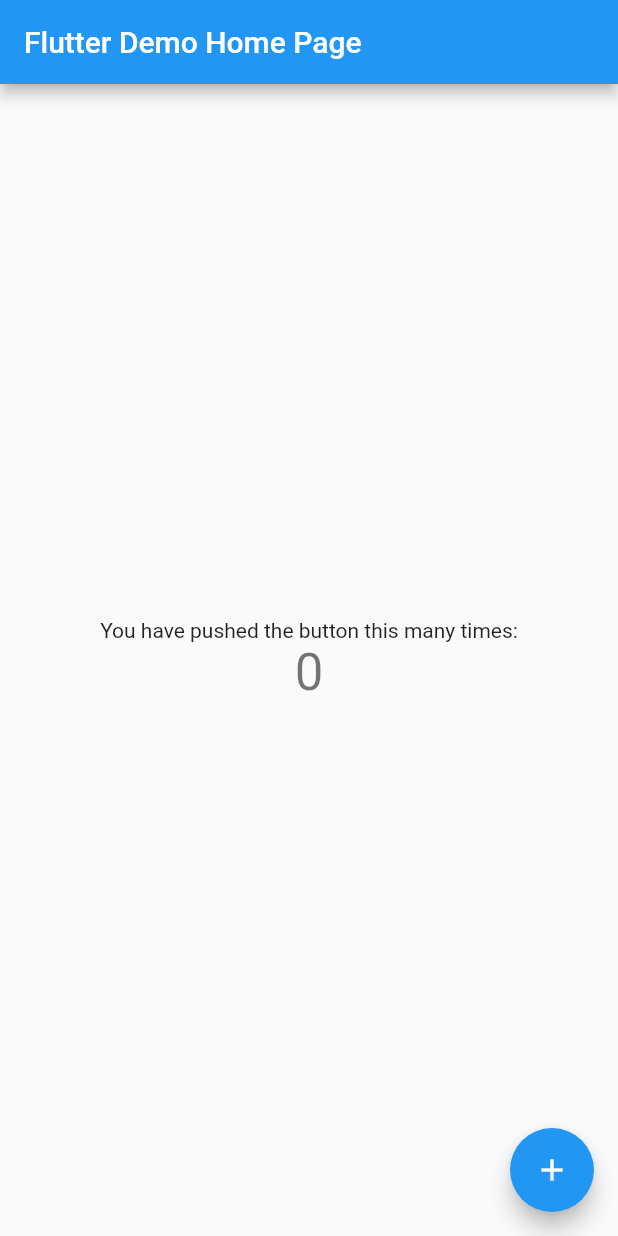
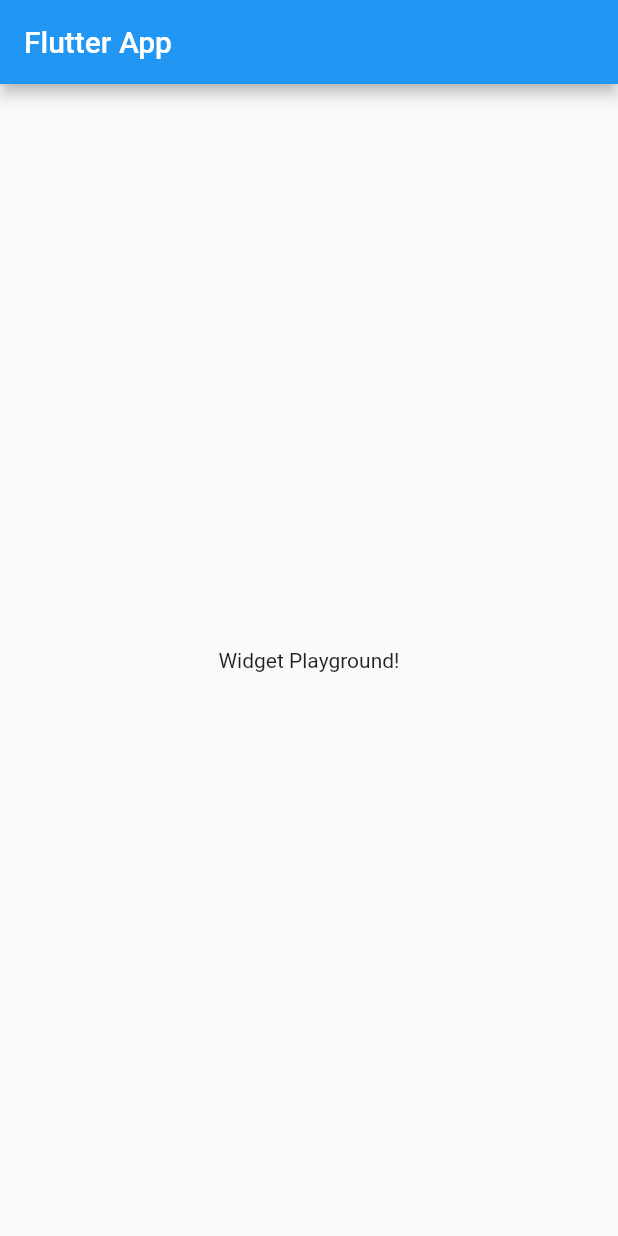
Before and after one commit to kamgolabek/Expense_App, a Flutter app: the screen it shows after launch, on a phone screen of 412 x 824 dp. Run offline on Flutter 3.47's test engine with Material 2 defaults, Android fonts, the phone set to English and light mode, and no system bars.

Commit message:
clear init

```diff
--- a/lib/main.dart
+++ b/lib/main.dart
@@ -3,109 +3,25 @@
 void main() => runApp(MyApp());
 
 class MyApp extends StatelessWidget {
-  // This widget is the root of your application.
   @override
   Widget build(BuildContext context) {
     return MaterialApp(
-      title: 'Flutter Demo',
-      theme: ThemeData(
-        // This is the theme of your application.
-        //
-        // Try running your application with "flutter run". You'll see the
-        // application has a blue toolbar. Then, without quitting the app, try
-        // changing the primarySwatch below to Colors.green and then invoke
-        // "hot reload" (press "r" in the console where you ran "flutter run",
-        // or simply save your changes to "hot reload" in a Flutter IDE).
-        // Notice that the counter didn't reset back to zero; the application
-        // is not restarted.
-        primarySwatch: Colors.blue,
-      ),
-      home: MyHomePage(title: 'Flutter Demo Home Page'),
+      title: 'Expense App',
+      home: MyHomePage(),
     );
   }
 }
 
-class MyHomePage extends StatefulWidget {
-  MyHomePage({Key key, this.title}) : super(key: key);
-
-  // This widget is the home page of your application. It is stateful, meaning
-  // that it has a State object (defined below) that contains fields that affect
-  // how it looks.
-
-  // This class is the configuration for the state. It holds the values (in this
-  // case the title) provided by the parent (in this case the App widget) and
-  // used by the build method of the State. Fields in a Widget subclass are
-  // always marked "final".
-
-  final String title;
-
-  @override
-  _MyHomePageState createState() => _MyHomePageState();
-}
-
-class _MyHomePageState extends State<MyHomePage> {
-  int _counter = 0;
-
-  void _incrementCounter() {
-    setState(() {
-      // This call to setState tells the Flutter framework that something has
-      // changed in this State, which causes it to rerun the build method below
-      // so that the display can reflect the updated values. If we changed
-      // _counter without calling setState(), then the build method would not be
-      // called again, and so nothing would appear to happen.
-      _counter++;
-    });
-  }
-
+class MyHomePage extends StatelessWidget {
   @override
   Widget build(BuildContext context) {
-    // This method is rerun every time setState is called, for instance as done
-    // by the _incrementCounter method above.
-    //
-    // The Flutter framework has been optimized to make rerunning build methods
-    // fast, so that you can just rebuild anything that needs updating rather
-    // than having to individually change instances of widgets.
     return Scaffold(
       appBar: AppBar(
-        // Here we take the value from the MyHomePage object that was created by
-        // the App.build method, and use it to set our appbar title.
-        title: Text(widget.title),
+        title: Text('Flutter App'),
       ),
       body: Center(
-        // Center is a layout widget. It takes a single child and positions it
-        // in the middle of the parent.
-        child: Column(
-          // Column is also a layout widget. It takes a list of children and
-          // arranges them vertically. By default, it sizes itself to fit its
-          // children horizontally, and tries to be as tall as its parent.
-          //
-          // Invoke "debug painting" (press "p" in the console, choose the
-          // "Toggle Debug Paint" action from the Flutter Inspector in Android
-          // Studio, or the "Toggle Debug Paint" command in Visual Studio Code)
-          // to see the wireframe for each widget.
-          //
-          // Column has various properties to control how it sizes itself and
-          // how it positions its children. Here we use mainAxisAlignment to
-          // center the children vertically; the main axis here is the vertical
-          // axis because Columns are vertical (the cross axis would be
-          // horizontal).
-          mainAxisAlignment: MainAxisAlignment.center,
-          children: <Widget>[
-            Text(
-              'You have pushed the button this many times:',
-            ),
-            Text(
-              '$_counter',
-              style: Theme.of(context).textTheme.display1,
-            ),
-          ],
-        ),
+        child: Text('Widget Playground!'),
       ),
-      floatingActionButton: FloatingActionButton(
-        onPressed: _incrementCounter,
-        tooltip: 'Increment',
-        child: Icon(Icons.add),
-      ), // This trailing comma makes auto-formatting nicer for build methods.
     );
   }
 }
```
